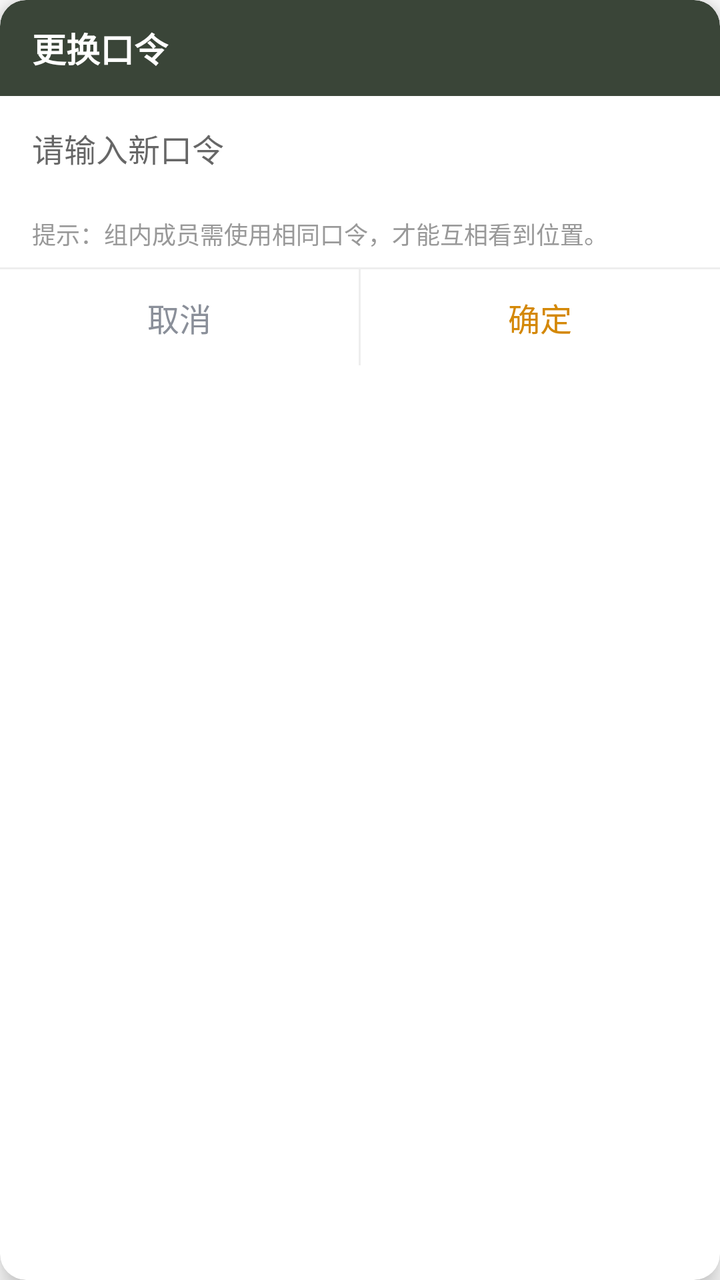
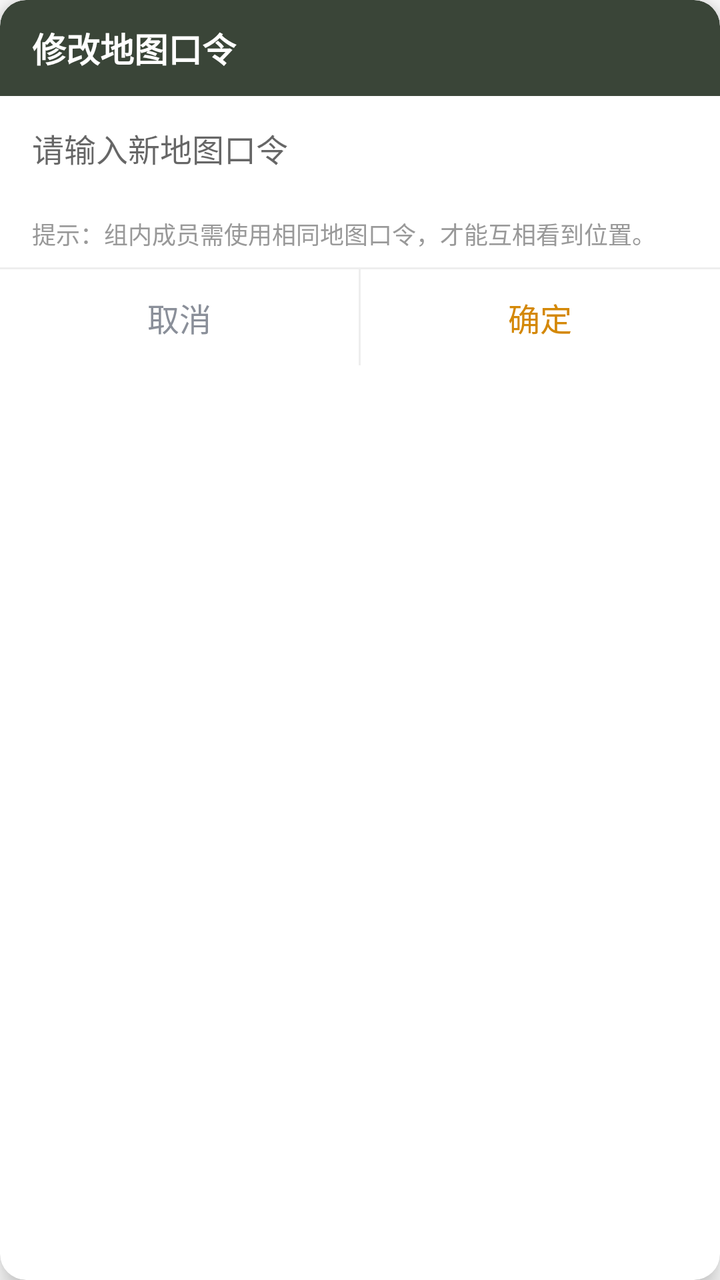

Screens rendered from an Android XML layout before and after an edit, with the pre-edit source and the edit as a unified diff.
<!-- AndroidManifest.xml: application theme Theme.OpenRtComm -->
<!-- res/layout/dialog_map_loc_change_keyword.xml -->
<?xml version="1.0" encoding="utf-8"?>
<LinearLayout xmlns:android="http://schemas.android.com/apk/res/android"
    android:layout_width="match_parent"
    android:layout_height="wrap_content"
    android:background="@drawable/bg_map_dialog_card"
    android:clipToOutline="true"
    android:elevation="8dp"
    android:orientation="vertical"
    android:outlineProvider="background">

    <LinearLayout
        android:layout_width="match_parent"
        android:layout_height="48dp"
        android:background="@drawable/bg_map_dialog_header"
        android:gravity="center_vertical"
        android:orientation="horizontal"
        android:paddingStart="16dp"
        android:paddingEnd="16dp">

        <TextView
            android:layout_width="match_parent"
            android:layout_height="wrap_content"
            android:text="更换口令"
            android:textColor="@color/white"
            android:textSize="17sp"
            android:textStyle="bold" />
    </LinearLayout>

    <EditText
        android:id="@+id/edtMapLocNewKeyword"
        android:layout_width="match_parent"
        android:layout_height="wrap_content"
        android:background="@android:color/transparent"
        android:hint="请输入新口令"
        android:inputType="textPassword"
        android:minHeight="52dp"
        android:paddingStart="16dp"
        android:paddingTop="12dp"
        android:paddingEnd="16dp"
        android:paddingBottom="12dp"
        android:singleLine="true"
        android:textColor="#333333"
        android:textSize="16sp" />

    <TextView
        android:layout_width="match_parent"
        android:layout_height="wrap_content"
        android:paddingStart="16dp"
        android:paddingTop="8dp"
        android:paddingEnd="16dp"
        android:paddingBottom="8dp"
        android:text="提示：组内成员需使用相同口令，才能互相看到位置。"
        android:textColor="#999999"
        android:textSize="12sp" />

    <View
        android:layout_width="match_parent"
        android:layout_height="1dp"
        android:background="@color/map_dialog_divider" />

    <LinearLayout
        android:layout_width="match_parent"
        android:layout_height="48dp"
        android:orientation="horizontal">

        <TextView
            android:id="@+id/btnMapLocChangeKeywordCancel"
            android:layout_width="0dp"
            android:layout_height="match_parent"
            android:layout_weight="1"
            android:background="?android:attr/selectableItemBackground"
            android:gravity="center"
            android:text="取消"
            android:textColor="@color/map_dialog_footer_cancel"
            android:textSize="16sp" />

        <View
            android:layout_width="1dp"
            android:layout_height="match_parent"
            android:background="@color/map_dialog_divider" />

        <TextView
            android:id="@+id/btnMapLocChangeKeywordConfirm"
            android:layout_width="0dp"
            android:layout_height="match_parent"
            android:layout_weight="1"
            android:background="?android:attr/selectableItemBackground"
            android:gravity="center"
            android:text="确定"
            android:textColor="@color/map_dialog_footer_confirm"
            android:textSize="16sp" />
    </LinearLayout>
</LinearLayout>
<!-- resources referenced by this layout -->
<resources>
  <color name="map_dialog_divider">#EEEEEE</color>
  <color name="map_dialog_footer_cancel">#8A8F99</color>
  <color name="map_dialog_footer_confirm">#D48806</color>
  <color name="white">#FFFFFFFF</color>
  <!-- drawable bg_map_dialog_card (drawable) -->
  <?xml version="1.0" encoding="utf-8"?>
  <shape xmlns:android="http://schemas.android.com/apk/res/android"
      android:shape="rectangle">
      <solid android:color="@color/white" />
      <corners android:radius="13dp" />
  </shape>
  <!-- drawable bg_map_dialog_header (drawable) -->
  <?xml version="1.0" encoding="utf-8"?>
  <shape xmlns:android="http://schemas.android.com/apk/res/android"
      android:shape="rectangle">
      <solid android:color="@color/map_dialog_header_camo" />
      <corners
          android:topLeftRadius="13dp"
          android:topRightRadius="13dp"
          android:bottomLeftRadius="0dp"
          android:bottomRightRadius="0dp" />
  </shape>
  <style name="Theme.OpenRtComm" parent="Theme.MaterialComponents.Light.NoActionBar">
          
          <item name="colorPrimary">@color/av_button_active_color</item>
          <item name="colorPrimaryVariant">@color/av_button_active_color</item>
          <item name="colorOnPrimary">@color/white</item>
          
          <item name="colorSecondary">@color/teal_200</item>
          <item name="colorSecondaryVariant">@color/teal_700</item>
          <item name="colorOnSecondary">@color/black</item>
          
          <item name="android:statusBarColor">?attr/colorPrimaryVariant</item>
          
      </style>
  <color name="map_dialog_header_camo">#3A4538</color>
  <color name="av_button_active_color">#4095e5</color>
  <color name="teal_200">#FF03DAC5</color>
  <color name="teal_700">#FF018786</color>
  <color name="black">#FF000000</color>
</resources>

<!-- the commit's change to res/layout/dialog_map_loc_change_keyword.xml (unified diff, before → after) -->
@@ -20,7 +20,7 @@
         <TextView
             android:layout_width="match_parent"
             android:layout_height="wrap_content"
-            android:text="更换口令"
+            android:text="修改地图口令"
             android:textColor="@color/white"
             android:textSize="17sp"
             android:textStyle="bold" />
@@ -31,7 +31,7 @@
         android:layout_width="match_parent"
         android:layout_height="wrap_content"
         android:background="@android:color/transparent"
-        android:hint="请输入新口令"
+        android:hint="请输入新地图口令"
         android:inputType="textPassword"
         android:minHeight="52dp"
         android:paddingStart="16dp"
@@ -49,7 +49,7 @@
         android:paddingTop="8dp"
         android:paddingEnd="16dp"
         android:paddingBottom="8dp"
-        android:text="提示：组内成员需使用相同口令，才能互相看到位置。"
+        android:text="提示：组内成员需使用相同地图口令，才能互相看到位置。"
         android:textColor="#999999"
         android:textSize="12sp" />
 
